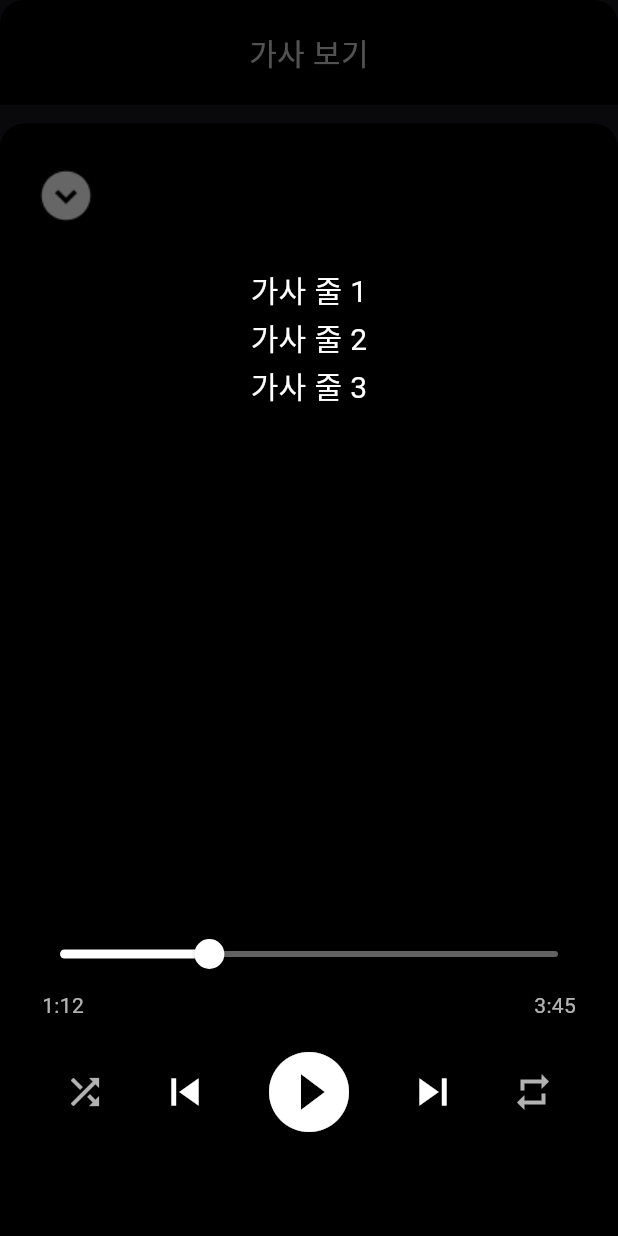
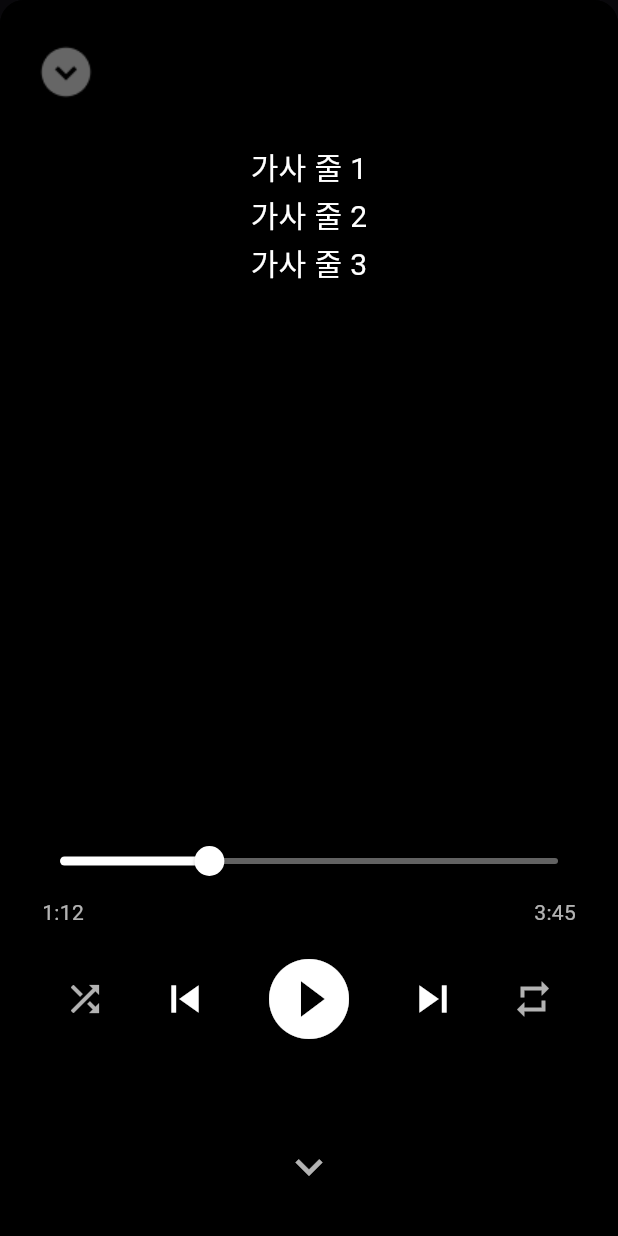
Before and after one commit to wjdrbgus8167/ari, a Flutter app: the LyricsView widget shown alone on an empty page, opened directly with empty values, after a tap on "가사 보기", on a phone screen of 412 x 824 dp. Run offline on Flutter 3.47's test engine with Material 3 defaults, Android fonts, the phone set to English and light mode, and no system bars; our stand-ins replace audioplayers, flutter_riverpod, palette_generator; network calls fail.

```diff
--- a/FE/lib/main.dart
+++ b/FE/lib/main.dart
@@ -5,6 +5,7 @@ import 'presentation/pages/home/home_screen.dart';
 import 'presentation/widgets/common/global_bottom_widget.dart';
 
 void main() {
+  WidgetsFlutterBinding.ensureInitialized();
   runApp(const ProviderScope(child: MyApp()));
 }
 
@@ -17,7 +18,6 @@ class MyApp extends StatelessWidget {
       title: 'Ari',
       theme: ThemeData.dark(),
       home: const GlobalBottomWidget(child: HomeScreen()),
-      // 네임드 라우트
       onGenerateRoute: AppRouter.generateRoute,
     );
   }
--- a/FE/lib/presentation/widgets/lyrics/lyrics_view.dart
+++ b/FE/lib/presentation/widgets/lyrics/lyrics_view.dart
@@ -7,13 +7,13 @@ import '../playback/playback_controls.dart';
 class LyricsView extends StatefulWidget {
   final String albumCoverUrl;
   final String trackTitle;
-  final VoidCallback onToggle; // ✅ 추가
+  final VoidCallback onToggle; // 창 닫기 기능 유지
 
   const LyricsView({
     Key? key,
     required this.albumCoverUrl,
     required this.trackTitle,
-    required this.onToggle, // ✅ 추가
+    required this.onToggle,
   }) : super(key: key);
 
   @override
@@ -44,6 +44,7 @@ class _LyricsViewState extends State<LyricsView> {
   Widget build(BuildContext context) {
     return GestureDetector(
       onTap: () {
+        // 모달 하단 시트를 전체 화면에 가깝게 표시하여 배경의 재생 인터페이스가 보이지 않도록 함
         showModalBottomSheet(
           context: context,
           isScrollControlled: true,
@@ -72,7 +73,8 @@ class _LyricsViewState extends State<LyricsView> {
   Widget _buildLyricsScreen() {
     return Container(
       width: double.infinity,
-      height: MediaQuery.of(context).size.height * 0.9,
+      // 높이를 전체 화면으로 설정하여 재생 인터페이스가 보이지 않도록 함
+      height: MediaQuery.of(context).size.height,
       decoration: BoxDecoration(
         color: _dominantColor,
         borderRadius: const BorderRadius.vertical(top: Radius.circular(16)),
@@ -82,10 +84,18 @@ class _LyricsViewState extends State<LyricsView> {
           const SizedBox(height: 20),
           LyricsHeader(trackTitle: widget.trackTitle),
           const SizedBox(height: 20),
-          LyricsContent(lyrics: "가사 줄 1\n가사 줄 2\n가사 줄 3\n"),
+          Expanded(child: LyricsContent(lyrics: "가사 줄 1\n가사 줄 2\n가사 줄 3\n")),
           const SizedBox(height: 20),
-          PlaybackControls(
-            onToggle: widget.onToggle, // ✅ onToggle 전달
+          // 모달 내에 재생 컨트롤도 포함 (필요 시 유지)
+          PlaybackControls(onToggle: widget.onToggle),
+          const SizedBox(height: 10),
+          IconButton(
+            icon: const Icon(
+              Icons.keyboard_arrow_down,
+              size: 36,
+              color: Colors.white70,
+            ),
+            onPressed: widget.onToggle,
           ),
           const SizedBox(height: 20),
         ],
--- a/FE/lib/presentation/widgets/playback/playback_controls.dart
+++ b/FE/lib/presentation/widgets/playback/playback_controls.dart
@@ -1,27 +1,28 @@
 import 'package:flutter/material.dart';
+import 'package:flutter_riverpod/flutter_riverpod.dart';
+import '../../../providers/playback_state_provider.dart';
 
-class PlaybackControls extends StatelessWidget {
-  final VoidCallback onToggle;
+class PlaybackControls extends ConsumerWidget {
+  final VoidCallback onToggle; // 재생/일시정지 콜백
 
   const PlaybackControls({Key? key, required this.onToggle}) : super(key: key);
 
   @override
-  Widget build(BuildContext context) {
+  Widget build(BuildContext context, WidgetRef ref) {
+    final isPlaying = ref.watch(playbackProvider).isPlaying;
+
     return Container(
       padding: const EdgeInsets.symmetric(horizontal: 16, vertical: 24),
       color: Colors.black.withOpacity(0.6),
       child: Column(
         mainAxisSize: MainAxisSize.min,
         children: [
-          // 🔵 재생 진행 바
           Slider(
             value: 0.3,
             onChanged: (value) {},
             activeColor: Colors.white,
             inactiveColor: Colors.white38,
           ),
-
-          // 🔵 현재 시간 / 전체 시간 표시
           Padding(
             padding: const EdgeInsets.symmetric(horizontal: 12),
             child: Row(
@@ -38,10 +39,7 @@ class PlaybackControls extends StatelessWidget {
               ],
             ),
           ),
-
           const SizedBox(height: 8),
-
-          // 🔵 재생 컨트롤 (셔플, 이전, 재생/정지, 다음, 반복)
           Row(
             mainAxisAlignment: MainAxisAlignment.spaceEvenly,
             children: [
@@ -61,9 +59,12 @@ class PlaybackControls extends StatelessWidget {
                 ),
                 onPressed: () {},
               ),
+              // 재생 상태에 따라 아이콘 변경 (재생 중이면 pause, 아니면 play)
               IconButton(
-                icon: const Icon(
-                  Icons.play_circle_filled,
+                icon: Icon(
+                  isPlaying
+                      ? Icons.pause_circle_filled
+                      : Icons.play_circle_filled,
                   color: Colors.white,
                   size: 64,
                 ),
@@ -83,7 +84,6 @@ class PlaybackControls extends StatelessWidget {
               ),
             ],
           ),
-
           const SizedBox(height: 12),
         ],
       ),
--- a/FE/lib/providers/global_providers.dart
+++ b/FE/lib/providers/global_providers.dart
@@ -53,12 +53,6 @@ class PlaybackNotifier extends StateNotifier<PlaybackState> {
   }
 }
 
-final playbackProvider = StateNotifierProvider<PlaybackNotifier, PlaybackState>(
-  (ref) {
-    return PlaybackNotifier();
-  },
-);
-
 final playlistProvider = StateProvider<List<Track>>((ref) => []);
 
 // HomeViewModel 전역 상태
```
Also changed, not shown: FE/lib/core/services/audio_service.dart (added, +63 -0 lines), FE/lib/presentation/viewmodels/playback_viewmodel.dart (added, +45 -0 lines), FE/lib/presentation/widgets/common/global_bottom_widget.dart (+4 -7 lines), FE/lib/presentation/widgets/common/playback_bar.dart (+14 -58 lines), FE/lib/presentation/widgets/playback/expanded_playbackscreen.dart (+17 -22 lines), FE/lib/providers/playback_state_provider.dart (added, +46 -0 lines), FE/pubspec.yaml (+10 -0 lines), FE/pubspec.lock, 6 other files.
